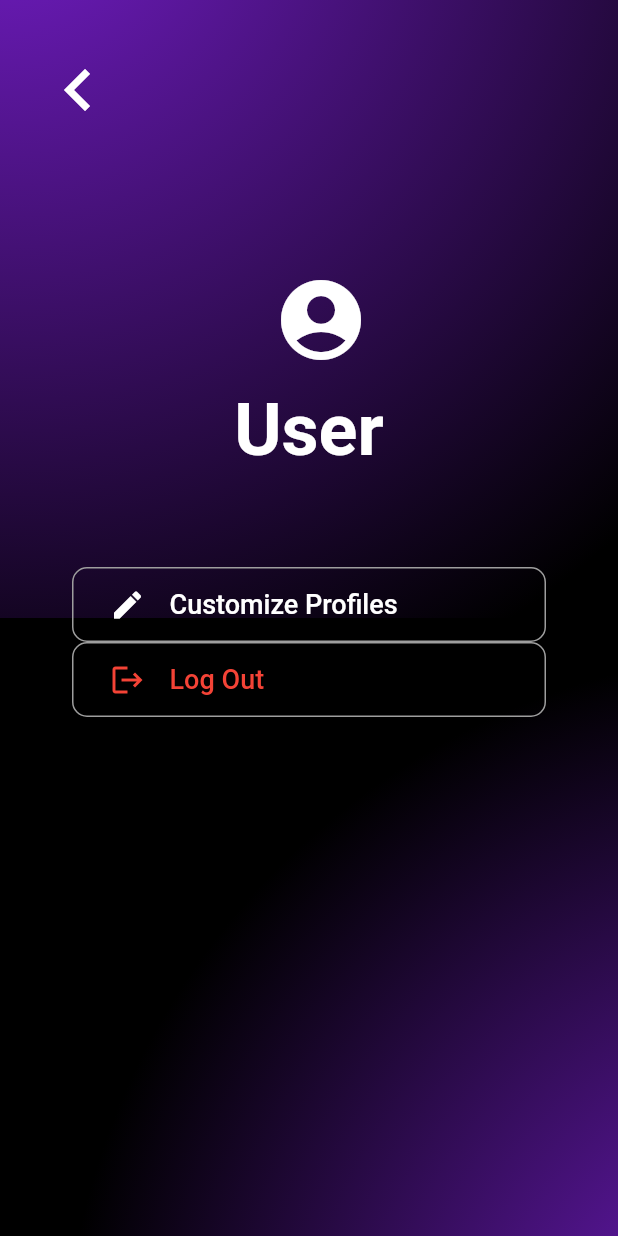
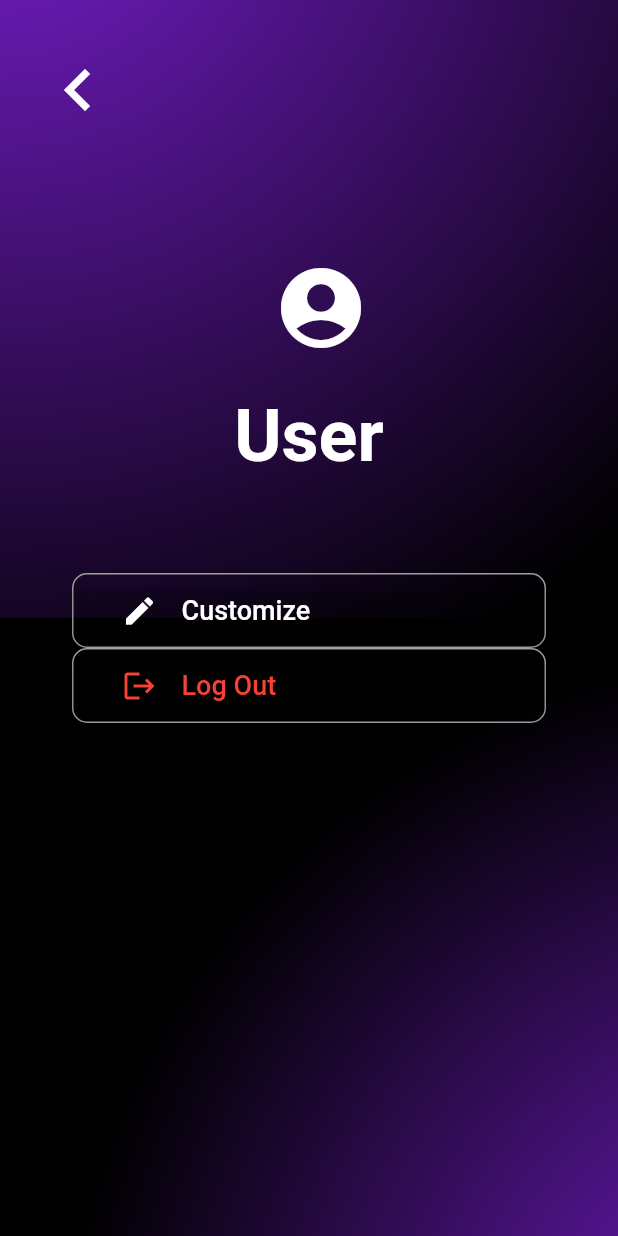
Before and after one commit to AlfarizaRasendria/Mobile-Music-Player-App-Using-Flutter, a Flutter app: the UserPage screen opened by its route, on a phone screen of 412 x 824 dp. Run offline on Flutter 3.47's test engine with Material 2 defaults, Android fonts, the phone set to English and light mode, and no system bars; our stand-ins replace getwidget, google_fonts.

Commit message:
change route name and button in user page

```diff
--- a/lib/Screens/Home.dart
+++ b/lib/Screens/Home.dart
@@ -40,7 +40,7 @@
                     iconParam: Icon(Icons.person),
                   ),
                   onPressed: () {
-                    Navigator.pushNamed(context, 'User');
+                    Navigator.pushNamed(context, '/user');
                   },
                 ),
                 IconButton(
@@ -48,7 +48,7 @@
                     iconParam: Icon(Icons.add),
                   ),
                   onPressed: () {
-                    Navigator.pushNamed(context, 'FormAddSong');
+                    Navigator.pushNamed(context, '/addsong');
                   },
                 ),
               ],
@@ -66,7 +66,7 @@
             onPressed: () {},
             icon: IconButton(
               onPressed: () {
-                Navigator.pushNamed(context, 'User');
+                Navigator.pushNamed(context, '/user');
               },
               icon: CustIcon(
                 iconParam: Icon(Icons.person),
--- a/lib/Screens/SignUp.dart
+++ b/lib/Screens/SignUp.dart
@@ -58,7 +58,7 @@
                   labelTxt: "Email",
                 ),
               ),
-               SizedBox(height: 36),
+              SizedBox(height: 36),
               Padding(
                 padding: EdgeInsets.symmetric(horizontal: 48),
                 child: InputField(
@@ -85,7 +85,7 @@
                       ),
                     ),
                     onPressed: () {
-                      Navigator.popAndPushNamed(context, 'home');
+                      Navigator.popAndPushNamed(context, '/login');
                     },
                     child: const Text(
                       "Register",
@@ -106,7 +106,7 @@
                     ),
                     TextButton(
                       onPressed: () {
-                        Navigator.popAndPushNamed(context, 'login');
+                        Navigator.popAndPushNamed(context, '/login');
                       },
                       child: const Text(
                         "Login",
--- a/lib/Screens/User.dart
+++ b/lib/Screens/User.dart
@@ -60,7 +60,7 @@
                 mainAxisAlignment: MainAxisAlignment.start,
                 children: [
                   Padding(
-                    padding: const EdgeInsets.only(top:24.0),
+                    padding: const EdgeInsets.only(top: 24.0),
                     child: IconButton(
                       icon: CustIcon(
                         iconParam: Icon(
@@ -81,19 +81,11 @@
                     EdgeInsets.only(top: 101, left: 32, right: 32, bottom: 24),
                 child: Column(
                   children: [
-                    Padding(
-                      padding: const EdgeInsets.only(right: 48.0, bottom: 12),
-                      child: IconButton(
-                        icon: CustIcon(
+                    CustIcon(
                       iconParam: Icon(
                         Icons.account_circle_rounded,
                         color: Colors.white,
                         size: 64,
-                          ),
-                        ),
-                        onPressed: () {
-                          Navigator.pushNamed(context, 'login');
-                        },
                       ),
                     ),
                     SizedBox(height: 25),
@@ -122,31 +114,64 @@
                         ),
                         borderRadius: BorderRadius.circular(10),
                       ),
+                      child: ElevatedButton(
+                        style: ElevatedButton.styleFrom(
+                          backgroundColor: Colors.transparent,
+                        ),
+                        onPressed: () {
+                          //
+                        },
                         child: Row(
                           children: [
-                          IconButton(
-                            icon: CustIcon(
+                            CustIcon(
                               iconParam: Icon(
                                 Icons.edit,
                                 color: Colors.white,
                               ),
                             ),
-                            onPressed: () {
-                              Navigator.pushNamed(context, '');
-                            },
-                          ),
                             Padding(
-                            padding: const EdgeInsets.only(left: 8.0),
-                            child: TextButton(
-                              onPressed: () {},
-                              child: const Text("Customize Profiles",
+                              padding: const EdgeInsets.only(left: 16.0),
+                              child: const Text("Customize",
                                   style: TextStyle(
-                                      color: Colors.white, fontSize: 18)),
-                            ),
-                          ),
+                                      fontSize: 18, color: Colors.white)),
+                            )
                           ],
                         ),
                       ),
+                    ),
+                    // Container(
+                    //   decoration: BoxDecoration(
+                    //     border: Border.all(
+                    //       color: Colors.grey,
+                    //       width: 1.0,
+                    //     ),
+                    //     borderRadius: BorderRadius.circular(10),
+                    //   ),
+                    //   child: Row(
+                    //     children: [
+                    //       IconButton(
+                    //         icon: CustIcon(
+                    //           iconParam: Icon(
+                    //             Icons.edit,
+                    //             color: Colors.white,
+                    //           ),
+                    //         ),
+                    //         onPressed: () {
+                    //           Navigator.pushNamed(context, '');
+                    //         },
+                    //       ),
+                    //       Padding(
+                    //         padding: const EdgeInsets.only(left: 8.0),
+                    //         child: TextButton(
+                    //           onPressed: () {},
+                    //           child: const Text("Customize Profiles",
+                    //               style: TextStyle(
+                    //                   color: Colors.white, fontSize: 18)),
+                    //         ),
+                    //       ),
+                    //     ],
+                    //   ),
+                    // ),
                     Container(
                       decoration: BoxDecoration(
                         border: Border.all(
@@ -155,31 +180,29 @@
                         ),
                         borderRadius: BorderRadius.circular(10),
                       ),
+                      child: ElevatedButton(
+                        style: ElevatedButton.styleFrom(
+                          backgroundColor: Colors.transparent,
+                        ),
+                        onPressed: () {
+                          Navigator.pushNamed(context, '/login');
+                        },
                         child: Row(
                           children: [
-                          IconButton(
-                            icon: CustIcon(
+                            CustIcon(
                               iconParam: Icon(
                                 Icons.logout,
                                 color: Colors.red,
                               ),
                             ),
-                            onPressed: () {
-                              Navigator.pushNamed(context, 'login');
-                            },
-                          ),
                             Padding(
-                            padding: const EdgeInsets.only(left: 8.0),
-                            child: TextButton(
-                              onPressed: () {
-                                Navigator.pushNamed(context, 'login');
-                              },
+                              padding: const EdgeInsets.only(left: 16.0),
                               child: const Text("Log Out",
                                   style: TextStyle(
                                       fontSize: 18, color: Colors.red)),
+                            )
+                          ],
                         ),
-                          ),
-                        ],
                       ),
                     ),
                   ],
```
Also changed, not shown: lib/Screens/homeBody.dart (+5 -101 lines), lib/Screens/login.dart (+14 -7 lines), lib/main.dart (+8 -8 lines), pubspec.lock. Lines whose indentation alone changed are shown as unchanged.
